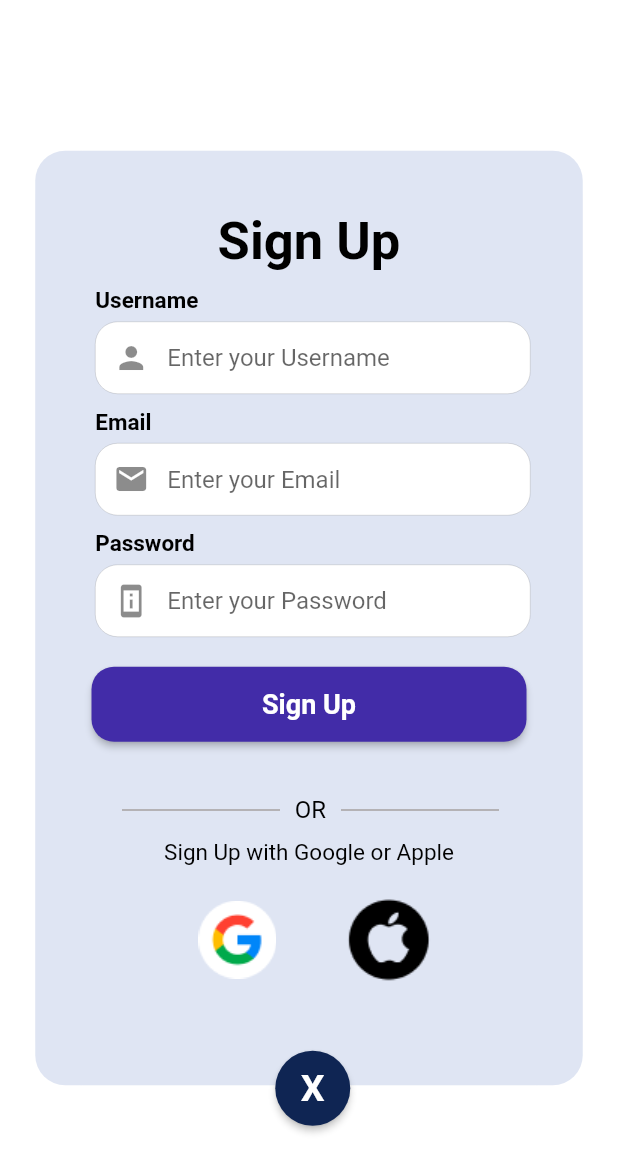
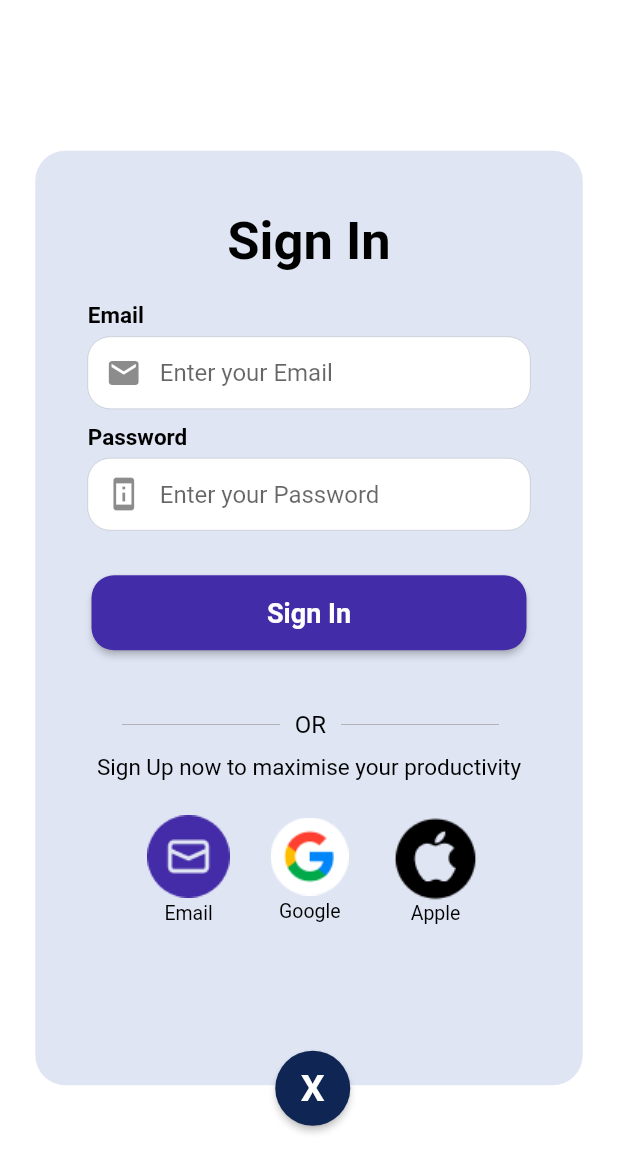
Before and after one commit to evanyan13/autotsk, a Flutter app: the screen it shows after launch, on a phone screen of 412 x 824 dp. Shown: the top 1173 px of the screen. Run offline on Flutter 3.47's test engine with Material 2 defaults, Android fonts, the phone set to English and light mode, and no system bars; our stand-ins replace carousel_slider, cloud_firestore, firebase_auth, firebase_core, firebase_storage, flutter_svg and 2 more; accounts and stored records are empty; Roboto replaces fonts that are missing (Neometric).

Commit message:
updated an icon that I forgot to change

```diff
--- a/autotsk/lib/main.dart
+++ b/autotsk/lib/main.dart
@@ -31,7 +31,7 @@ class MyApp extends StatelessWidget {
   @override
   Widget build(BuildContext context) {
     return MaterialApp(
-      initialRoute: '/signup',
+      initialRoute: '/signin',
       routes: {
         '/ob1': (context) => OnboardingFirst(),
         '/ob2': (context) => OnboardingSecond(),
--- a/autotsk/lib/screen_type/signin_page.dart
+++ b/autotsk/lib/screen_type/signin_page.dart
@@ -163,7 +163,7 @@ class _SigninState extends State<Signin> {
                                 hintText: 'Enter your Password',
                                 textInputType: TextInputType.text,
                                 isPassW: true,
-                                icon: Icon(Icons.password),
+                                icon: Icon(Icons.perm_device_info),
                               ),
                             ),
                             Container(
```
